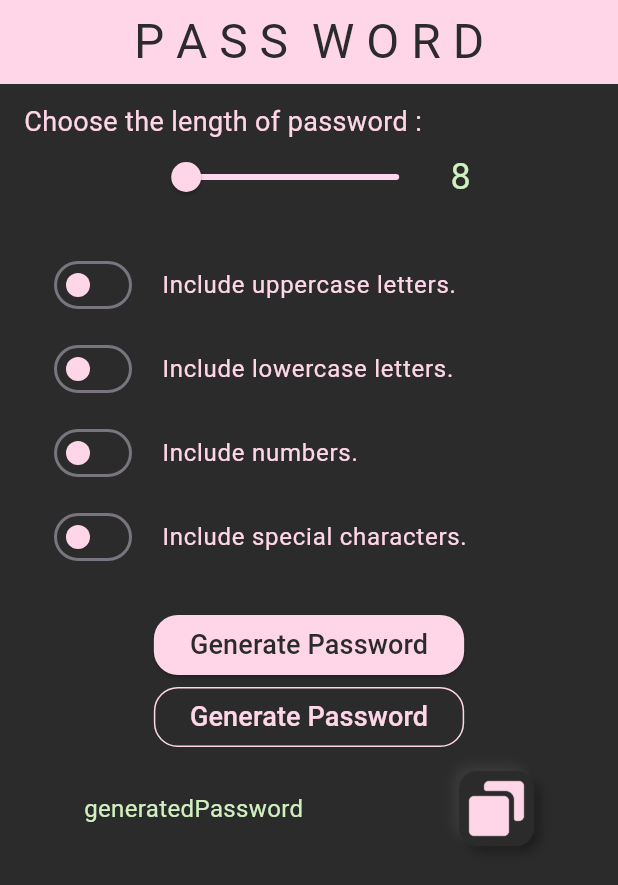
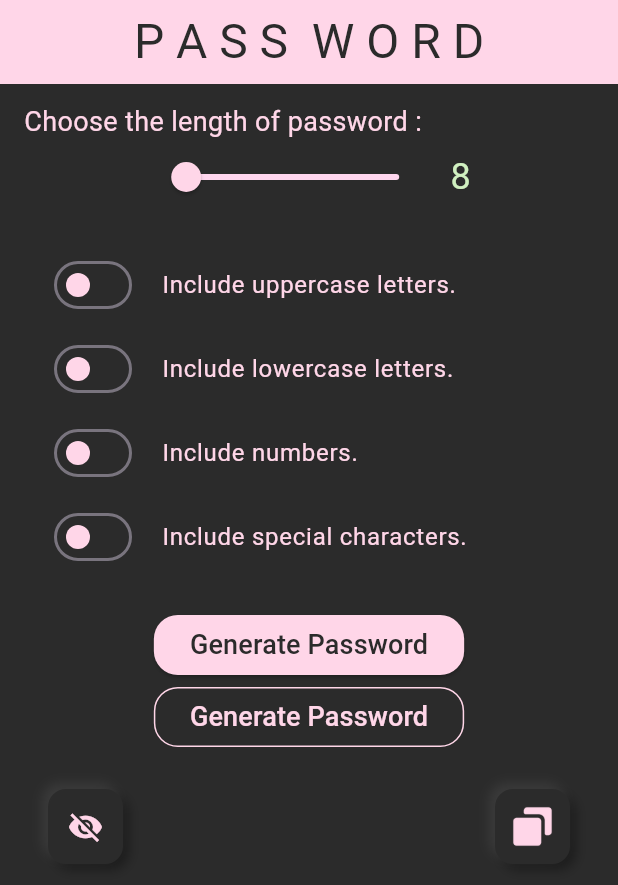
Before and after one commit to div1681/task2, a Flutter app: the screen it shows after launch, after a tap on "Generate Password", on a phone screen of 412 x 824 dp. Shown: the top 885 px of the screen. Run offline on Flutter 3.47's test engine with Material 3 defaults, Android fonts, the phone set to English and light mode, and no system bars; missing offline and left inert: safe_password_generator.

Commit message:
added password generator package

```diff
--- a/lib/homepage.dart
+++ b/lib/homepage.dart
@@ -1,4 +1,6 @@
 import 'package:flutter/material.dart';
+import 'package:flutter/services.dart';
+import 'package:safe_password_generator/safe_password_generator.dart';
 import 'package:task2/switch.dart';
 
 class Homepage extends StatefulWidget {
@@ -15,6 +17,8 @@ class _HomepageState extends State<Homepage> {
   bool num = false;
   bool sym = false;
   bool pressed = false;
+  String password = "";
+  bool show = false;
 
   @override
   Widget build(BuildContext context) {
@@ -112,7 +116,17 @@ class _HomepageState extends State<Homepage> {
                   shape: RoundedRectangleBorder(
                       borderRadius: BorderRadius.circular(16)),
                 ),
-                onPressed: () {},
+                onPressed: () {
+                  password = SafePasswordGenerator.generatePassword(
+                      length: password_length.toInt(),
+                      includeUppercase: up,
+                      includeLowercase: low,
+                      includeNumbers: num,
+                      includeSpecialCharacters: sym);
+                  setState(() {
+                    password = password;
+                  });
+                },
                 child: const Text("Generate Password",
                     style: TextStyle(fontSize: 18, color: Color(0xFF2B2B2B))),
               ),
@@ -125,7 +139,18 @@ class _HomepageState extends State<Homepage> {
                     borderRadius: BorderRadius.circular(16),
                   ),
                 ),
-                onPressed: () {},
+                onPressed: () {
+                  password = SafePasswordGenerator.generatePassword(
+                      length: password_length.toInt(),
+                      includeUppercase: up,
+                      includeLowercase: low,
+                      includeNumbers: num,
+                      includeSpecialCharacters: sym);
+                  setState(() {
+                    password = password;
+                    show = false;
+                  });
+                },
                 child: const Text(
                   "Generate Password",
                   style: TextStyle(
@@ -135,26 +160,16 @@ class _HomepageState extends State<Homepage> {
                 ),
               ),
             ),
-            Container(
-              padding: const EdgeInsets.symmetric(horizontal: 20, vertical: 12),
-              margin: const EdgeInsets.symmetric(horizontal: 20),
+            Padding(
+              padding: const EdgeInsets.only(left: 16, right: 16, top: 24),
               child: Row(
                 mainAxisAlignment: MainAxisAlignment.spaceBetween,
                 children: [
-                  Expanded(
-                    child: Text(
-                      "generatedPassword",
-                      style: const TextStyle(
-                        fontSize: 16,
-                        color: Color(0xFFD0F0C0),
-                      ),
-                      overflow: TextOverflow.ellipsis,
-                    ),
-                  ),
                   GestureDetector(
+                    //eye
                     onTap: () {
                       setState(() {
-                        pressed = !pressed;
+                        show = !show;
                       });
                     },
                     child: AnimatedContainer(
@@ -163,10 +178,68 @@ class _HomepageState extends State<Homepage> {
                       duration: Duration(milliseconds: 250),
                       height: 50,
                       width: 50,
+                      child: Icon(
+                        show ? Icons.visibility : Icons.visibility_off,
+                        color: show ? Color(0xFFD0F0C0) : Color(0xFFFFD6E8),
+                      ),
+                      // child: Image.asset(
+                      //   'assets/copy.png',
+                      //   height: 16,
+                      //   width: 16,
+                      //   color: pressed ? Color(0xFFD0F0C0) : Color(0xFFFFD6E8),
+                      // ),
+                      decoration: BoxDecoration(
+                        color: Color(0xFF2B2B2B),
+                        borderRadius: BorderRadius.circular(12),
+                        border: Border.all(
+                          color: show ? Color(0xFF3E3E3E) : Color(0xFF2B2B2B),
+                        ),
+                        boxShadow: show
+                            ? []
+                            : [
+                                BoxShadow(
+                                  color: Color(0xFF1C1C1C),
+                                  offset: Offset(4, 4),
+                                  blurRadius: 6,
+                                ),
+                                BoxShadow(
+                                  color: Color(0xFF3A3A3A),
+                                  offset: Offset(-4, -4),
+                                  blurRadius: 6,
+                                ),
+                              ],
+                      ),
+                    ),
+                  ),
+                  Expanded(
+                    child: Text(
+                      show ? password : "*" * password.length,
+                      style: const TextStyle(
+                        fontSize: 24,
+                        color: Color(0xFFD0F0C0),
+                      ),
+                      overflow: TextOverflow.ellipsis,
+                    ),
+                  ),
+                  GestureDetector(
+                    onTap: () {
+                      if (password != null) {
+                        Clipboard.setData(ClipboardData(text: password));
+                      }
+                      setState(() {
+                        pressed = !pressed;
+                      });
+                    },
+                    child: AnimatedContainer(
+                      //margin: EdgeInsets.all(5),
+                      padding: EdgeInsets.all(10),
+                      duration: Duration(milliseconds: 250),
+                      height: 50,
+                      width: 50,
                       child: Image.asset(
                         'assets/copy.png',
-                        height: 16,
-                        width: 16,
+                        height: 12,
+                        width: 12,
                         color: pressed ? Color(0xFFD0F0C0) : Color(0xFFFFD6E8),
                       ),
                       decoration: BoxDecoration(
--- a/pubspec.yaml
+++ b/pubspec.yaml
@@ -35,6 +35,7 @@ dependencies:
   # Use with the CupertinoIcons class for iOS style icons.
   cupertino_icons: ^1.0.8
   animated_toggle_switch: ^0.8.5
+  safe_password_generator: ^1.0.0
 
 dev_dependencies:
   flutter_test:
```
Also changed, not shown: pubspec.lock.
